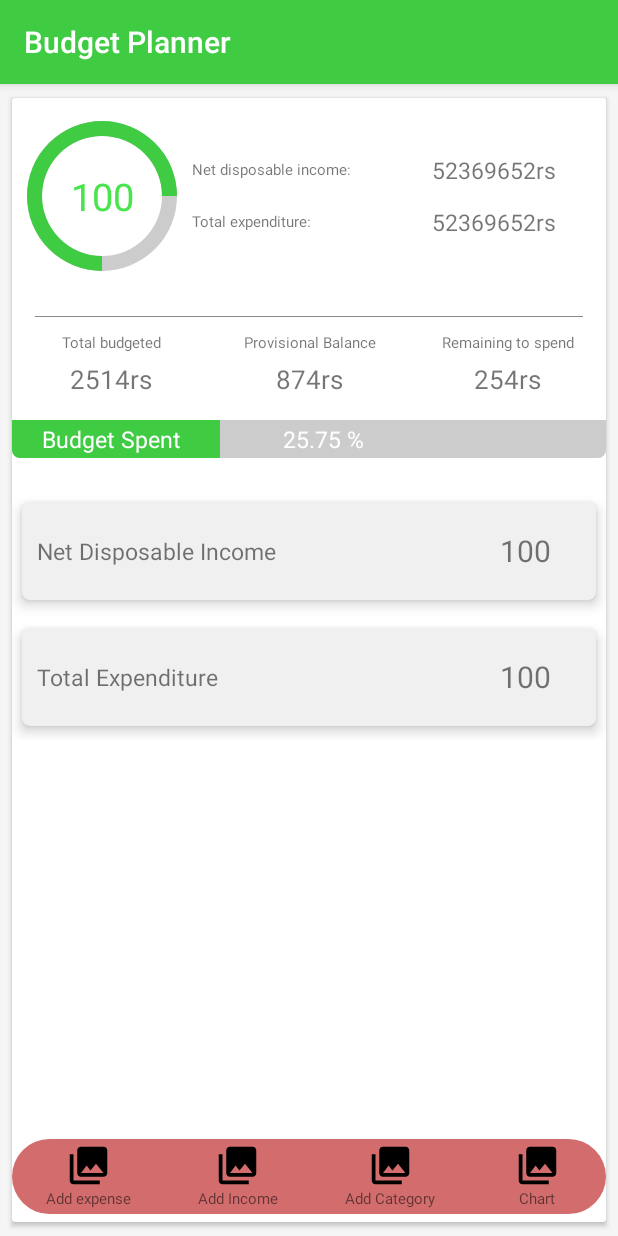
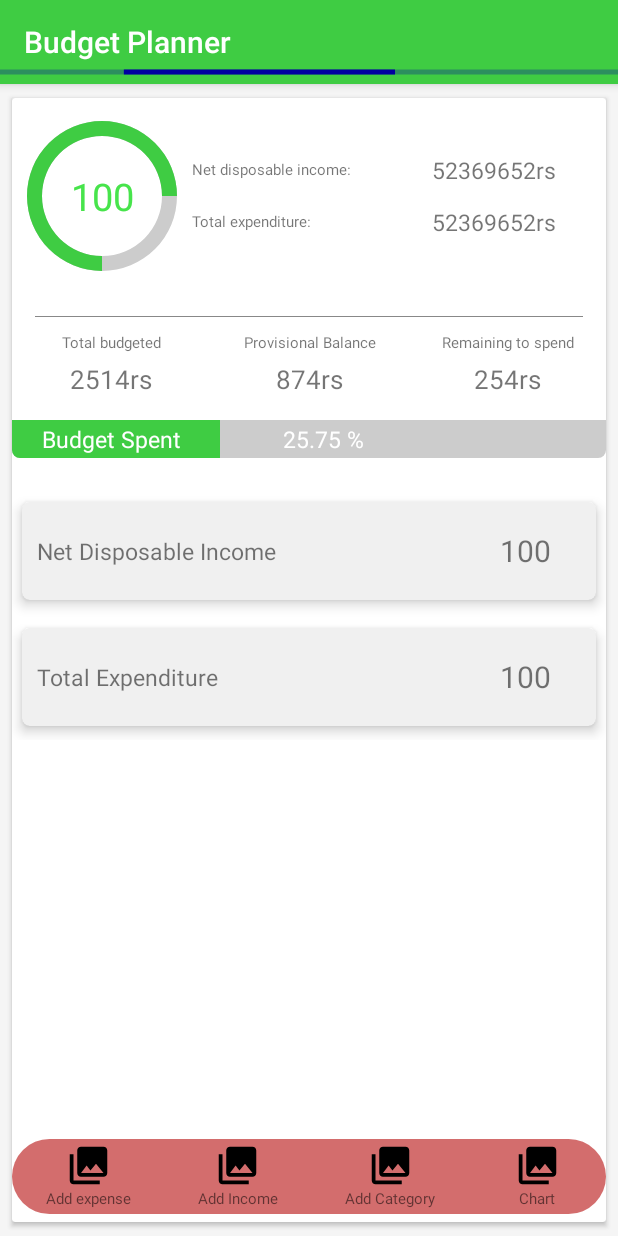
Before and after one commit to kopi1996/Budget-Planner, an Android app: the layout app_bar_main.xml on its own in the app's theme, with its tools: preview values and no code run, on a phone screen of 412 x 824 dp. Run offline under Robolectric (Android 15) with nearby library versions, the phone set to English and light mode, and no system bars.

Commit message:
Working on loading indicator(Before add material progress bar)

```diff
--- a/app/src/main/java/com/planner/budgetplanner/CategoryAdd.java
+++ b/app/src/main/java/com/planner/budgetplanner/CategoryAdd.java
@@ -6,11 +6,11 @@ import android.os.Bundle;
 import android.view.Menu;
 import android.view.MenuItem;
 import android.view.View;
-import android.widget.AdapterView;
 import android.widget.Toast;
 
 import com.planner.budgetplanner.Adapters.MyItemAdapter;
 import com.planner.budgetplanner.Model.BudgetObject;
+import com.planner.budgetplanner.Utility.MyUtility;
 
 import java.util.ArrayList;
 
--- a/app/src/main/java/com/planner/budgetplanner/ExpenseAdd.java
+++ b/app/src/main/java/com/planner/budgetplanner/ExpenseAdd.java
@@ -3,7 +3,6 @@ package com.planner.budgetplanner;
 import android.app.Dialog;
 import android.graphics.Point;
 import android.os.Build;
-import android.support.design.widget.TextInputLayout;
 import android.support.v7.app.AppCompatActivity;
 import android.os.Bundle;
 import android.support.v7.widget.DefaultItemAnimator;
@@ -14,15 +13,14 @@ import android.view.MenuItem;
 import android.view.View;
 import android.view.ViewGroup;
 import android.view.WindowManager;
-import android.widget.AdapterView;
 import android.widget.Button;
 import android.widget.DatePicker;
 import android.widget.EditText;
-import android.widget.Toast;
 
 import com.planner.budgetplanner.Adapters.BudgetObjectAdapter;
 import com.planner.budgetplanner.Adapters.MyItemAdapter;
 import com.planner.budgetplanner.Model.BudgetObject;
+import com.planner.budgetplanner.Utility.MyUtility;
 
 import java.util.ArrayList;
 
--- a/app/src/main/java/com/planner/budgetplanner/ExpenseView.java
+++ b/app/src/main/java/com/planner/budgetplanner/ExpenseView.java
@@ -15,12 +15,10 @@ import android.widget.ImageView;
 import android.widget.SearchView;
 import android.widget.Toast;
 
-import com.planner.budgetplanner.Adapters.CategoryAdapter;
 import com.planner.budgetplanner.Adapters.ExpenseAdapter;
 import com.planner.budgetplanner.Adapters.MyItemAdapter;
-import com.planner.budgetplanner.Model.BudgetObject;
-import com.planner.budgetplanner.Model.Category;
 import com.planner.budgetplanner.Model.Expense;
+import com.planner.budgetplanner.Utility.MyUtility;
 
 import java.util.ArrayList;
 
--- a/app/src/main/java/com/planner/budgetplanner/SignupActivity.java
+++ b/app/src/main/java/com/planner/budgetplanner/SignupActivity.java
@@ -20,6 +20,7 @@ import com.google.firebase.auth.AuthResult;
 import com.google.firebase.auth.FirebaseAuth;
 import com.google.firebase.auth.FirebaseUser;
 import com.google.firebase.firestore.FirebaseFirestore;
+import com.planner.budgetplanner.Utility.MyUtility;
 
 import java.util.HashMap;
 import java.util.Map;
--- a/app/src/main/java/com/planner/budgetplanner/Other/GenericInstance.java
+++ b/app/src/main/java/com/planner/budgetplanner/Utility/GenericInstance.java
@@ -1,4 +1,4 @@
-package com.planner.budgetplanner.Other;
+package com.planner.budgetplanner.Utility;
 
 import android.os.Build;
 
--- /dev/null
+++ b/app/src/main/java/com/planner/budgetplanner/Utility/ILoadingListner.java
@@ -0,0 +1,5 @@
+package com.planner.budgetplanner.Utility;
+
+public interface ILoadingListner {
+    void onLoading(boolean isLoading);
+}
--- a/app/src/main/java/com/planner/budgetplanner/Other/SwipeUtil.java
+++ b/app/src/main/java/com/planner/budgetplanner/Utility/SwipeUtil.java
@@ -1,4 +1,4 @@
-package com.planner.budgetplanner.Other;
+package com.planner.budgetplanner.Utility;
 
 import android.content.Context;
 import android.graphics.Canvas;
--- a/app/src/main/res/layout/app_bar_main.xml
+++ b/app/src/main/res/layout/app_bar_main.xml
@@ -11,6 +11,11 @@
         android:layout_height="wrap_content"
         android:theme="@style/AppTheme.AppBarOverlay">
 
+        <RelativeLayout
+            android:layout_width="match_parent"
+            android:layout_height="?android:actionBarSize">
+
+
         <android.support.v7.widget.Toolbar
             android:id="@+id/toolbar"
             android:layout_width="match_parent"
@@ -18,6 +23,17 @@
             android:background="@color/appBarColor"
             app:title="@string/app_name"
             app:popupTheme="@style/AppTheme.PopupOverlay" />
+
+
+        <include
+            android:id="@+id/loadingBar"
+            layout="@layout/loading_screen"
+            android:visibility="visible"
+            android:layout_alignParentBottom="true"
+            android:layout_height="wrap_content"
+            android:layout_width="match_parent" />
+
+        </RelativeLayout>
 
     </android.support.design.widget.AppBarLayout>
 
--- a/app/src/main/res/layout/content_main.xml
+++ b/app/src/main/res/layout/content_main.xml
@@ -8,6 +8,7 @@
     app:layout_behavior="@string/appbar_scrolling_view_behavior"
     tools:context=".MainActivity"
     tools:showIn="@layout/app_bar_main">
+
 
     <android.support.v7.widget.CardView
         android:id="@+id/overviewCard"
--- /dev/null
+++ b/app/src/main/res/layout/loading_screen.xml
@@ -0,0 +1,10 @@
+<?xml version="1.0" encoding="utf-8"?>
+<ProgressBar xmlns:android="http://schemas.android.com/apk/res/android"
+    xmlns:app="http://schemas.android.com/apk/res-auto"
+        android:id="@+id/loadingHori"
+        style="@style/Widget.AppCompat.ProgressBar.Horizontal"
+        android:theme="@style/LoadingProgress"
+        android:layout_width="match_parent"
+        android:layout_height="wrap_content"
+        android:visibility="visible"
+        android:indeterminate="true"/>
--- a/app/src/main/res/values/styles.xml
+++ b/app/src/main/res/values/styles.xml
@@ -53,6 +53,9 @@
         <item name="android:paddingBottom">5dp</item>
     </style>
 
+    <style name="LoadingProgress" parent="@style/Theme.AppCompat">
+        <item name="colorAccent">#0000A0</item>
+    </style>
 
     <style name="MyDialogTheme" parent="android:Theme.Dialog">
         <item name="windowMinWidthMajor">100%</item>
```
Also changed, not shown: app/src/main/java/com/planner/budgetplanner/BudgetObjectView.java (+1 -9 lines), app/src/main/java/com/planner/budgetplanner/CategoryView.java (+0 -14 lines), app/src/main/java/com/planner/budgetplanner/IncomeAdd.java (+1 -16 lines), app/src/main/java/com/planner/budgetplanner/LoginScreen.java (+3 -6 lines), app/src/main/java/com/planner/budgetplanner/MainActivity.java (+2 -6 lines), app/src/main/java/com/planner/budgetplanner/Utility/MyUtility.java (renamed from app/src/main/java/com/planner/budgetplanner/MyUtility.java, +12 -2 lines), app/src/main/res/layout/activity_category_add.xml (+7 -0 lines), app/src/main/res/layout/activity_login_screen.xml (+24 -17 lines).
